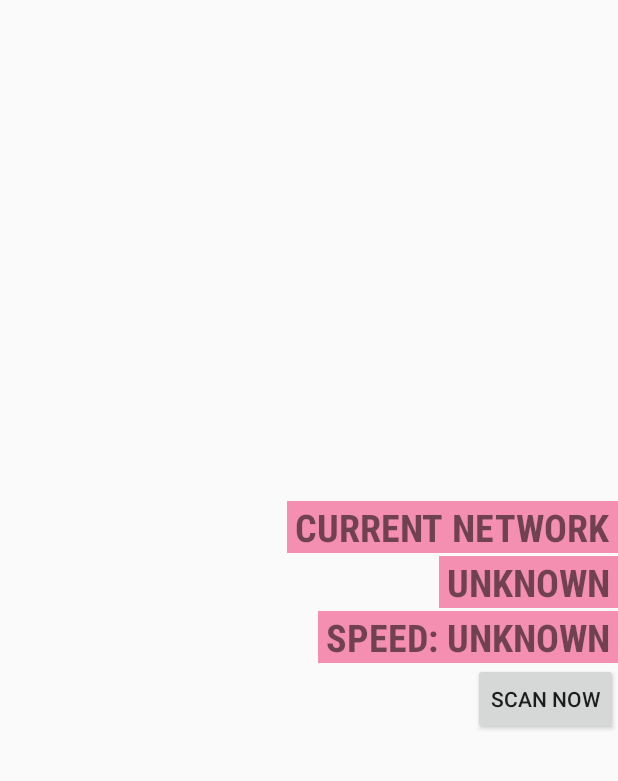
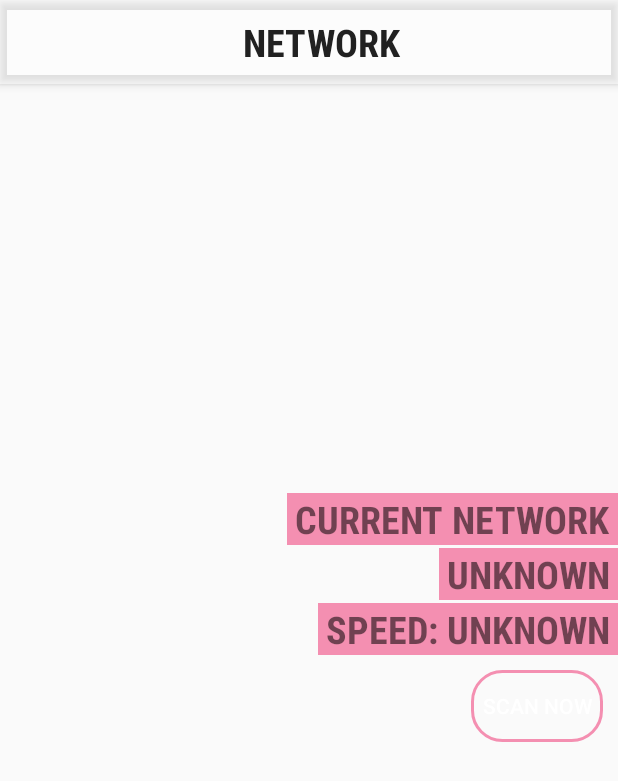
Before and after one commit to PhongHuynh93/Wifi2, an Android app: the layout fragment_mobile.xml on its own in the app's theme, with its tools: preview values and no code run, on a phone screen of 412 x 824 dp. Shown: the top 781 px of the screen. Run offline under Robolectric (Android 15) with nearby library versions, the phone set to English and light mode, and no system bars.

Commit message:
feat - add sttyle to scan mobile button

```diff
--- a/app/src/main/AndroidManifest.xml
+++ b/app/src/main/AndroidManifest.xml
@@ -19,7 +19,6 @@
             android:theme="@style/AppTheme.NoActionBar">
             <intent-filter>
                 <action android:name="android.intent.action.MAIN"/>
-
                 <category android:name="android.intent.category.LAUNCHER"/>
             </intent-filter>
         </activity>
--- /dev/null
+++ b/app/src/main/res/drawable/bg_button_border_pink.xml
@@ -0,0 +1,28 @@
+<selector xmlns:android="http://schemas.android.com/apk/res/android">
+    rectangle with white border and transparent background color.
+    <item android:state_pressed="true">
+        <shape android:shape="rectangle">
+            <corners android:radius="20dip"/>
+            <stroke android:width="2dip" android:color="@color/pink"/>
+            <solid android:color="@android:color/transparent"/>
+            <!--<gradient android:angle="-90" android:endColor="#689a92" android:startColor="#345953"/>-->
+        </shape>
+    </item>
+    <item android:state_focused="true">
+        <shape android:shape="rectangle">
+            <corners android:radius="20dip"/>
+            <stroke android:width="2dip" android:color="@color/pink"/>
+            <!--<solid android:color="#58857e"/>-->
+            <solid android:color="@android:color/transparent"/>
+
+        </shape>
+    </item>
+    <item>
+        <shape android:shape="rectangle">
+            <corners android:radius="20dip"/>
+            <stroke android:width="2dip" android:color="@color/pink"/>
+            <solid android:color="@android:color/transparent"/>
+            <!--<gradient android:angle="-90" android:endColor="#58857e" android:startColor="#8dbab3"/>-->
+        </shape>
+    </item>
+</selector>
--- a/app/src/main/res/layout/fragment_mobile.xml
+++ b/app/src/main/res/layout/fragment_mobile.xml
@@ -1,7 +1,33 @@
-<FrameLayout
+<android.support.design.widget.CoordinatorLayout
     xmlns:android="http://schemas.android.com/apk/res/android"
+    xmlns:app="http://schemas.android.com/apk/res-auto"
     android:layout_width="match_parent"
     android:layout_height="match_parent">
+
+    <android.support.design.widget.AppBarLayout
+        android:layout_width="match_parent"
+        android:layout_height="wrap_content"
+        android:background="#66FFFFFF"
+
+        android:theme="@style/AppTheme.AppBarOverlay">
+
+        <android.support.v7.widget.Toolbar
+            android:id="@+id/toolbar"
+            android:layout_width="match_parent"
+            android:layout_height="?attr/actionBarSize"
+            app:popupTheme="@style/AppTheme.PopupOverlay">
+
+            <TextView
+                android:layout_width="match_parent"
+                android:layout_height="wrap_content"
+                android:fontFamily="sans-serif-condensed"
+                android:gravity="center_horizontal"
+                android:text="NETWORK"
+                android:textColor="@color/grey_dark"
+                android:textSize="@dimen/font_larger"
+                android:textStyle="bold"/>
+        </android.support.v7.widget.Toolbar>
+    </android.support.design.widget.AppBarLayout>
 
     <ImageView
         android:id="@+id/bg_scan_mobile"
@@ -20,10 +46,10 @@
             android:layout_width="wrap_content"
             android:layout_height="wrap_content"
             android:layout_marginBottom="@dimen/space_super_small"
+            android:background="@color/pink"
+            android:fontFamily="sans-serif-condensed"
             android:paddingLeft="@dimen/space_smaller"
             android:paddingRight="@dimen/space_smaller"
-            android:background="@color/pink"
-            android:fontFamily="sans-serif-condensed"
             android:text="CURRENT NETWORK"
             android:textSize="@dimen/font_larger"
             android:textStyle="bold"/>
@@ -34,10 +60,10 @@
             android:layout_width="wrap_content"
             android:layout_height="wrap_content"
             android:layout_marginBottom="@dimen/space_super_small"
+            android:background="@color/pink"
+            android:fontFamily="sans-serif-condensed"
             android:paddingLeft="@dimen/space_smaller"
             android:paddingRight="@dimen/space_smaller"
-            android:background="@color/pink"
-            android:fontFamily="sans-serif-condensed"
             android:text="UNKNOWN"
             android:textSize="@dimen/font_larger"
             android:textStyle="bold"/>
@@ -47,18 +73,22 @@
             android:id="@+id/network_speed"
             android:layout_width="wrap_content"
             android:layout_height="wrap_content"
+            android:background="@color/pink"
+            android:fontFamily="sans-serif-condensed"
             android:paddingLeft="@dimen/space_smaller"
             android:paddingRight="@dimen/space_smaller"
-            android:background="@color/pink"
-            android:fontFamily="sans-serif-condensed"
             android:text="SPEED: UNKNOWN"
             android:textSize="@dimen/font_larger"
             android:textStyle="bold"/>
 
         <Button
+            android:layout_marginTop="@dimen/space_small"
+            android:layout_marginRight="@dimen/space_small"
             android:id="@+id/scan_mobile"
             android:layout_width="wrap_content"
             android:layout_height="wrap_content"
-            android:text="Scan now"/>
+            android:background="@drawable/bg_button_border_pink"
+            android:text="Scan now"
+            android:textColor="@android:color/white"/>
     </LinearLayout>
-</FrameLayout>
+</android.support.design.widget.CoordinatorLayout>
```
